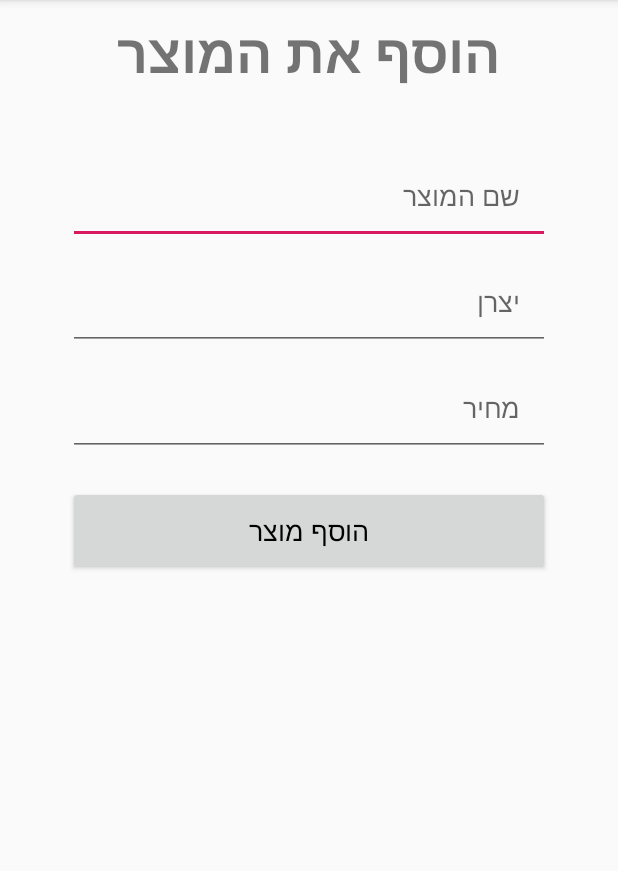
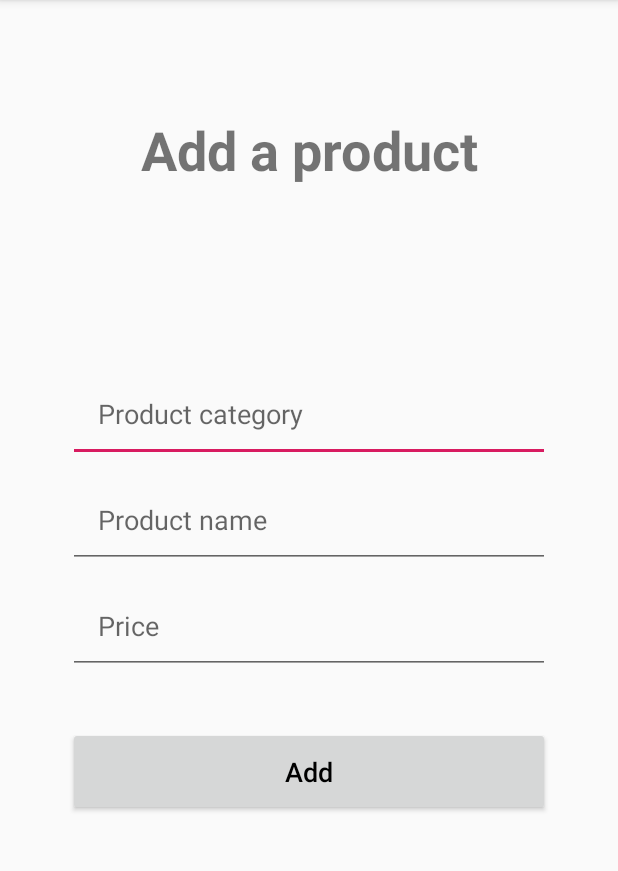
Before and after one commit to annty2/FillMyCart, an Android app: the AddProductActivity screen opened directly, with no data from a screen before it, on a phone screen of 412 x 824 dp, the part 84-955 px from its top. Run offline under Robolectric (Android 15) with nearby library versions, the phone set to English and light mode, and no system bars; our stand-ins replace Firebase (no records; nobody signed in at launch, a user with empty details on screens opened directly).

Commit message:
Manager screen + Add new product (UNFINISHED)

```diff
--- a/app/src/main/java/com/example/fillmycart/AddProductActivity.java
+++ b/app/src/main/java/com/example/fillmycart/AddProductActivity.java
@@ -1,19 +1,78 @@
 package com.example.fillmycart;
 
+import android.os.Bundle;
+import android.support.annotation.NonNull;
 import android.support.v7.app.AppCompatActivity;
-import android.os.Bundle;
+import android.view.View;
+import android.widget.Button;
+import android.widget.EditText;
 import android.widget.Toast;
+
+import com.google.firebase.database.DataSnapshot;
+import com.google.firebase.database.DatabaseError;
+import com.google.firebase.database.DatabaseReference;
+import com.google.firebase.database.FirebaseDatabase;
+import com.google.firebase.database.ValueEventListener;
 
 public class AddProductActivity extends AppCompatActivity {
 
-    private String CategoryName;
+    String category, productName, price;
+
+    EditText categoryEditText, productEditText, priceEditText;
+    Button addButton;
+
+    private FirebaseDatabase mFirebaseDatabase;
+    private DatabaseReference myRef;
+
+    Product product;
+
+
     @Override
     protected void onCreate(Bundle savedInstanceState) {
         super.onCreate(savedInstanceState);
         setContentView(R.layout.activity_add_product);
 
-        CategoryName = getIntent().getExtras().get("category").toString();
+        categoryEditText= (EditText)findViewById(R.id.category_name);
+        productEditText= (EditText)findViewById(R.id.product_name);
+        priceEditText= (EditText)findViewById(R.id.product_price);
+        addButton= (Button) findViewById(R.id.addButton);
 
-        Toast.makeText(this, CategoryName, Toast.LENGTH_SHORT).show();
+        category= categoryEditText.getText().toString().trim();
+        productName= productEditText.getText().toString().trim();
+        price= priceEditText.getText().toString().trim();
+
+
+        mFirebaseDatabase= FirebaseDatabase.getInstance();
+        myRef=FirebaseDatabase.getInstance().getReference();
+        product= new Product(category,productName,price);
+
+
+
+
     }
+
+    public void insert (View view){
+        myRef.addListenerForSingleValueEvent(new ValueEventListener() {
+
+            @Override
+            public void onDataChange(@NonNull DataSnapshot dataSnapshot) {
+
+                if (dataSnapshot.hasChild("Products")) {
+
+                    Toast.makeText(AddProductActivity.this, "Added to firebase successfully!",Toast.LENGTH_LONG).show();
+                }
+                else{
+                    Toast.makeText(AddProductActivity.this, "Not added to firebase!",Toast.LENGTH_LONG).show();
+                }
+
+            }
+
+            @Override
+            public void onCancelled(@NonNull DatabaseError databaseError) {
+
+            }
+        });
+    }
+
+
 }
--- /dev/null
+++ b/app/src/main/java/com/example/fillmycart/Product.java
@@ -0,0 +1,37 @@
+package com.example.fillmycart;
+
+public class Product {
+    String Category;
+    String Name;
+    String price;
+
+    public Product(String category, String name, String price) {
+        Category = category;
+        Name = name;
+        this.price = price;
+    }
+
+    public String getCategory() {
+        return Category;
+    }
+
+    public void setCategory(String category) {
+        Category = category;
+    }
+
+    public String getName() {
+        return Name;
+    }
+
+    public void setName(String name) {
+        Name = name;
+    }
+
+    public String getPrice() {
+        return price;
+    }
+
+    public void setPrice(String price) {
+        this.price = price;
+    }
+}
--- a/app/src/main/res/layout/activity_add_product.xml
+++ b/app/src/main/res/layout/activity_add_product.xml
@@ -11,37 +11,35 @@
         android:layout_width="341dp"
         android:layout_height="68dp"
         android:layout_centerHorizontal="true"
-        android:layout_marginTop="10dp"
+        android:layout_marginTop="75dp"
         android:cropToPadding="false"
         android:scaleType="centerCrop"
-        android:text="הוסף את המוצר"
+        android:text="Add a product"
         android:textAlignment="center"
         android:textSize="36sp"
         android:textStyle="bold" />
+    <EditText
+        android:id="@+id/category_name"
+        android:layout_width="match_parent"
+        android:layout_height="wrap_content"
+        android:layout_below="@+id/addTheItem"
+        android:inputType="textMultiLine"
+        android:layout_marginTop="100dp"
+        android:padding="20dp"
+        android:hint="Product category"
+        android:layout_marginLeft="45dp"
+        android:layout_marginRight="45dp"/>
 
 
     <EditText
         android:id="@+id/product_name"
         android:layout_width="match_parent"
         android:layout_height="wrap_content"
-        android:layout_below="@+id/addTheItem"
-        android:inputType="textMultiLine"
-        android:layout_marginTop="20dp"
-        android:padding="20dp"
-        android:hint="שם המוצר"
-        android:layout_marginLeft="45dp"
-        android:layout_marginRight="45dp"/>
-
-
-    <EditText
-        android:id="@+id/product_description"
-        android:layout_width="match_parent"
-        android:layout_height="wrap_content"
-        android:layout_below="@+id/product_name"
+        android:layout_below="@+id/category_name"
         android:inputType="textMultiLine"
         android:layout_marginTop="6dp"
         android:padding="20dp"
-        android:hint="יצרן"
+        android:hint="Product name"
         android:layout_marginLeft="45dp"
         android:layout_marginRight="45dp"/>
 
@@ -50,11 +48,12 @@
         android:id="@+id/product_price"
         android:layout_width="match_parent"
         android:layout_height="wrap_content"
-        android:layout_below="@+id/product_description"
-        android:inputType="textMultiLine"
+        android:layout_below="@+id/product_name"
+        android:inputType="number"
         android:layout_marginTop="6dp"
         android:padding="20dp"
-        android:hint="מחיר"
+        android:hint="Price"
+
         android:layout_marginLeft="45dp"
         android:layout_marginRight="45dp"/>
 
@@ -64,13 +63,14 @@
         android:layout_width="match_parent"
         android:layout_height="wrap_content"
         android:layout_below="@+id/product_price"
-        android:text="הוסף מוצר"
         android:layout_marginLeft="45dp"
+        android:layout_marginTop="35dp"
         android:layout_marginRight="45dp"
+        android:onClick="insert"
         android:padding="17dp"
-        android:layout_marginTop="20dp"
-        android:textSize="18sp"
+        android:text="Add"
         android:textAllCaps="false"
-        android:textColor="@android:color/background_dark"/>
+        android:textColor="@android:color/background_dark"
+        android:textSize="18sp" />
 
 </RelativeLayout>
```
Also changed, not shown: app/src/main/java/com/example/fillmycart/LogInActivity.java (+13 -10 lines), app/src/main/java/com/example/fillmycart/MangerActionActivity.java (+7 -6 lines), app/src/main/java/com/example/fillmycart/SignUpActivity.java (+2 -13 lines), app/src/main/res/layout/activity_manger_action.xml (+68 -1 lines).
